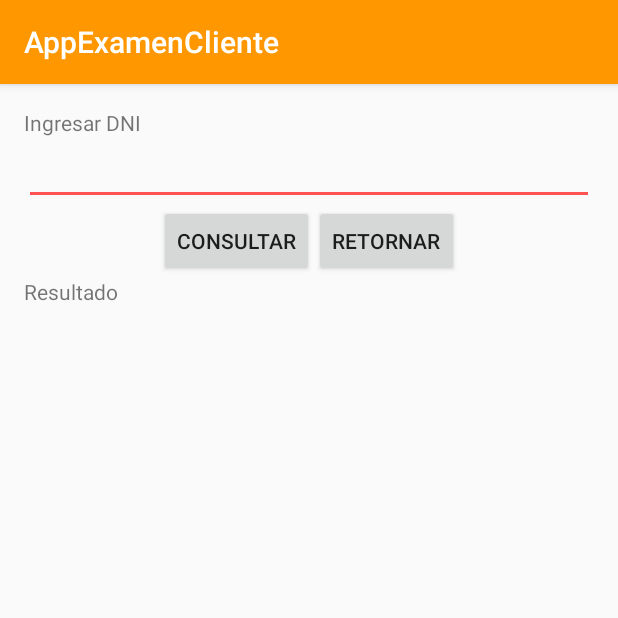
After one commit to GEORGEJAVIER/AppExamenCliente, an Android app: the ClienteConsultarActivity screen opened directly, with no data from a screen before it, on a phone screen of 412 x 824 dp, the top half of it. The commit adds this screen. Run offline under Robolectric (Android 15) with nearby library versions, the phone set to English and light mode, and no system bars.

Commit message:
consultar cliente

```diff
--- a/AppExamenCliente/app/src/main/AndroidManifest.xml
+++ b/AppExamenCliente/app/src/main/AndroidManifest.xml
@@ -17,7 +17,8 @@
                 <category android:name="android.intent.category.LAUNCHER" />
             </intent-filter>
         </activity>
-        <activity android:name=".ClienteRegistrarActivity"></activity>
+        <activity android:name=".ClienteRegistrarActivity" />
+        <activity android:name=".ClienteConsultarActivity"></activity>
     </application>
 
 </manifest>
--- a/AppExamenCliente/app/src/main/java/com/example/george/appexamencliente/MainActivity.java
+++ b/AppExamenCliente/app/src/main/java/com/example/george/appexamencliente/MainActivity.java
@@ -31,6 +31,12 @@ public class MainActivity extends AppCompatActivity {
         this.finish();
     }
 
+    public void onClickConsultarCliente(View view)
+    {
+        Intent intent = new Intent(getApplicationContext(),ClienteConsultarActivity.class);
+        startActivity(intent);
+        this.finish();
+    }
 
 
 }
--- /dev/null
+++ b/AppExamenCliente/app/src/main/res/layout/activity_cliente_consultar.xml
@@ -0,0 +1,60 @@
+<?xml version="1.0" encoding="utf-8"?>
+<RelativeLayout xmlns:android="http://schemas.android.com/apk/res/android"
+    xmlns:tools="http://schemas.android.com/tools"
+    android:layout_width="match_parent"
+    android:layout_height="match_parent"
+    android:paddingBottom="@dimen/activity_vertical_margin"
+    android:paddingLeft="@dimen/activity_horizontal_margin"
+    android:paddingRight="@dimen/activity_horizontal_margin"
+    android:paddingTop="@dimen/activity_vertical_margin"
+    tools:context="com.example.george.appexamencliente.ClienteConsultarActivity">
+
+    <TextView android:text="Ingresar DNI" android:layout_width="match_parent"
+        android:layout_height="wrap_content"
+        android:id="@+id/textView" />
+
+    <EditText
+        android:layout_width="match_parent"
+        android:layout_height="wrap_content"
+        android:inputType="number"
+        android:ems="10"
+        android:id="@+id/cliente_et_dni"
+        android:layout_below="@+id/textView"
+        android:layout_alignParentLeft="true"
+        android:layout_alignParentStart="true" />
+
+    <LinearLayout
+        android:orientation="horizontal"
+        android:layout_width="match_parent"
+        android:layout_height="wrap_content"
+        android:gravity="center"
+        android:id="@+id/linearLayout"
+        android:layout_below="@+id/cliente_et_dni"
+        android:layout_alignParentLeft="true"
+        android:layout_alignParentStart="true">
+
+        <Button
+            android:layout_width="wrap_content"
+            android:layout_height="wrap_content"
+            android:text="Consultar"
+            android:id="@+id/cliente_btn_consultar"
+            android:onClick="onClickServClienteConsultar" />
+
+        <Button
+            android:layout_width="wrap_content"
+            android:layout_height="wrap_content"
+            android:text="retornar"
+            android:id="@+id/cliente_btn_retornar"
+            android:onClick="onClickRetornar" />
+    </LinearLayout>
+
+    <TextView
+        android:layout_width="match_parent"
+        android:layout_height="wrap_content"
+        android:text="Resultado"
+        android:id="@+id/cliente_tv_resultado"
+        android:layout_below="@+id/linearLayout"
+        android:layout_alignParentLeft="true"
+        android:layout_alignParentStart="true" />
+
+</RelativeLayout>
--- a/AppExamenCliente/app/src/main/res/layout/activity_main.xml
+++ b/AppExamenCliente/app/src/main/res/layout/activity_main.xml
@@ -32,7 +32,9 @@
             android:text="Consultar Cliente"
             android:id="@+id/main_btn_cliente"
             android:layout_alignParentLeft="true"
-            android:layout_alignParentStart="true"/>
+            android:layout_alignParentStart="true"
+            android:onClick="onClickConsultarCliente"
+            android:contextClickable="false" />
 
     </LinearLayout>
 
```
Also changed, not shown: AppExamenCliente/app/src/main/java/com/example/george/appexamencliente/ClienteConsultarActivity.java (added, +62 -0 lines).
